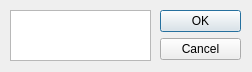
Before: the Qt Designer form src/UI/Manager_check_yn.ui in HTony03/MiniAirways_mod_manager, drawn with Qt 5.
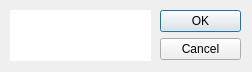
After: the same form once the commit is applied.

Diff of the .ui file:
```diff
--- a/src/UI/Manager_check_yn.ui
+++ b/src/UI/Manager_check_yn.ui
@@ -38,6 +38,42 @@
      <height>51</height>
     </rect>
    </property>
+   <property name="acceptDrops">
+    <bool>false</bool>
+   </property>
+   <property name="autoFillBackground">
+    <bool>false</bool>
+   </property>
+   <property name="locale">
+    <locale language="English" country="UnitedStates"/>
+   </property>
+   <property name="frameShape">
+    <enum>QFrame::Shape::NoFrame</enum>
+   </property>
+   <property name="frameShadow">
+    <enum>QFrame::Shadow::Plain</enum>
+   </property>
+   <property name="lineWidth">
+    <number>0</number>
+   </property>
+   <property name="verticalScrollBarPolicy">
+    <enum>Qt::ScrollBarPolicy::ScrollBarAsNeeded</enum>
+   </property>
+   <property name="horizontalScrollBarPolicy">
+    <enum>Qt::ScrollBarPolicy::ScrollBarAlwaysOff</enum>
+   </property>
+   <property name="tabChangesFocus">
+    <bool>false</bool>
+   </property>
+   <property name="acceptRichText">
+    <bool>true</bool>
+   </property>
+   <property name="textInteractionFlags">
+    <set>Qt::TextInteractionFlag::NoTextInteraction</set>
+   </property>
+   <property name="openLinks">
+    <bool>true</bool>
+   </property>
   </widget>
  </widget>
  <resources/>
```
